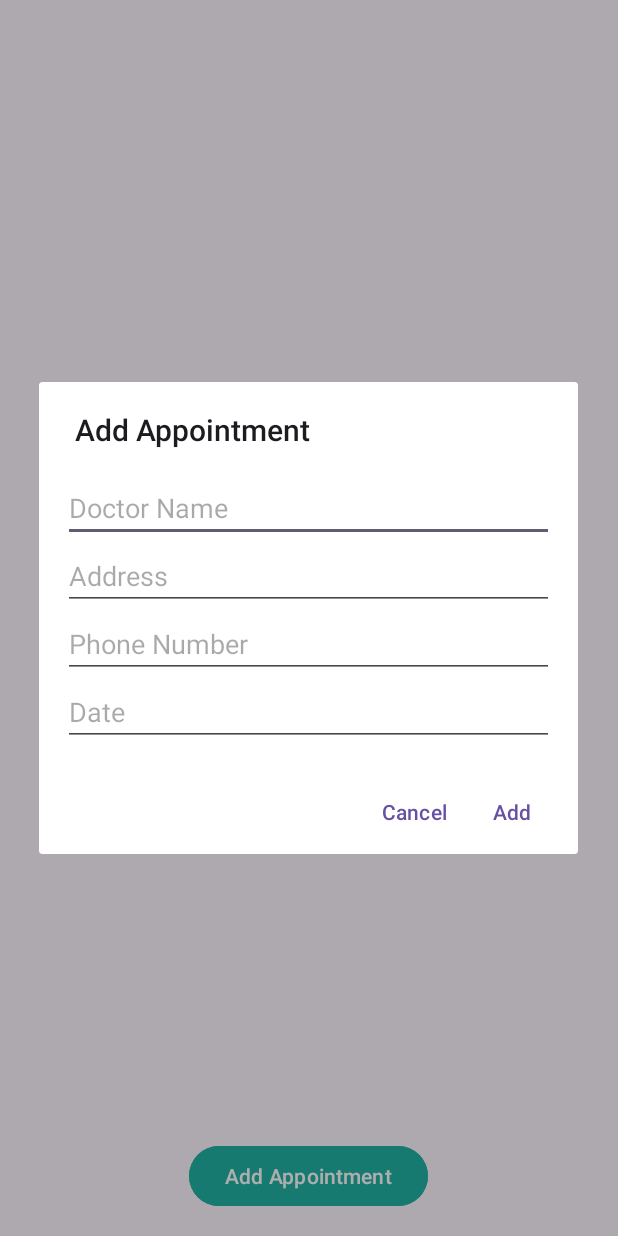
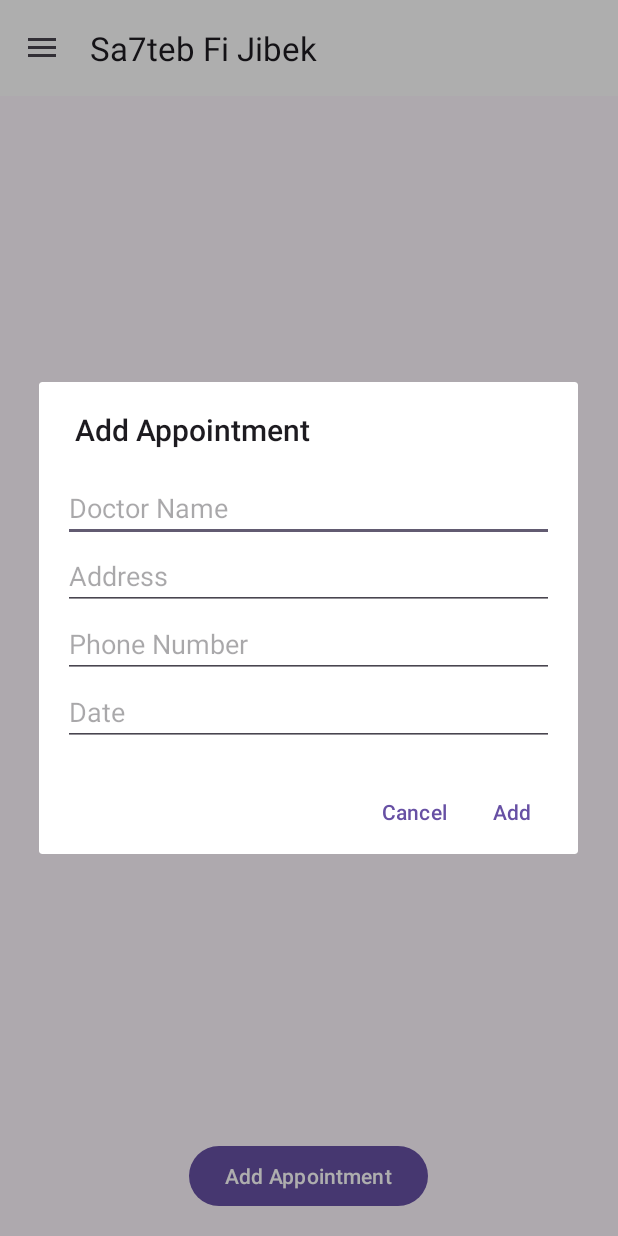
Before and after one commit to la9lou9/android, an Android app: the AppointmentActivity screen opened directly, with no data from a screen before it, after a tap on "Add Appointment", on a phone screen of 412 x 824 dp. Run offline under Robolectric (Android 15) with nearby library versions, the phone set to English and light mode, and no system bars; 2 statements that could not run were skipped.

Commit message:
change icon

```diff
--- a/app/src/main/res/layout/activity_appointment.xml
+++ b/app/src/main/res/layout/activity_appointment.xml
@@ -13,7 +13,12 @@
         android:layout_height="match_parent">
 
         <!-- Toolbar for the menu icon -->
-
+        <androidx.appcompat.widget.Toolbar
+            android:id="@+id/toolbar"
+            android:layout_width="match_parent"
+            android:layout_height="wrap_content"
+            android:background="@color/colorBackground"
+            app:popupTheme="@style/ThemeOverlay.AppCompat.Light" />
 
         <!-- RecyclerView for appointments -->
         <androidx.recyclerview.widget.RecyclerView
@@ -35,7 +40,6 @@
             android:layout_alignParentBottom="true"
             android:layout_centerHorizontal="true"
             android:layout_marginBottom="16dp"
-            android:backgroundTint="#21B3A6"
             android:text="Add Appointment" />
 
     </RelativeLayout>
```
Also changed, not shown: app/src/main/res/layout/item_appointment.xml (line endings or trailing spaces).
